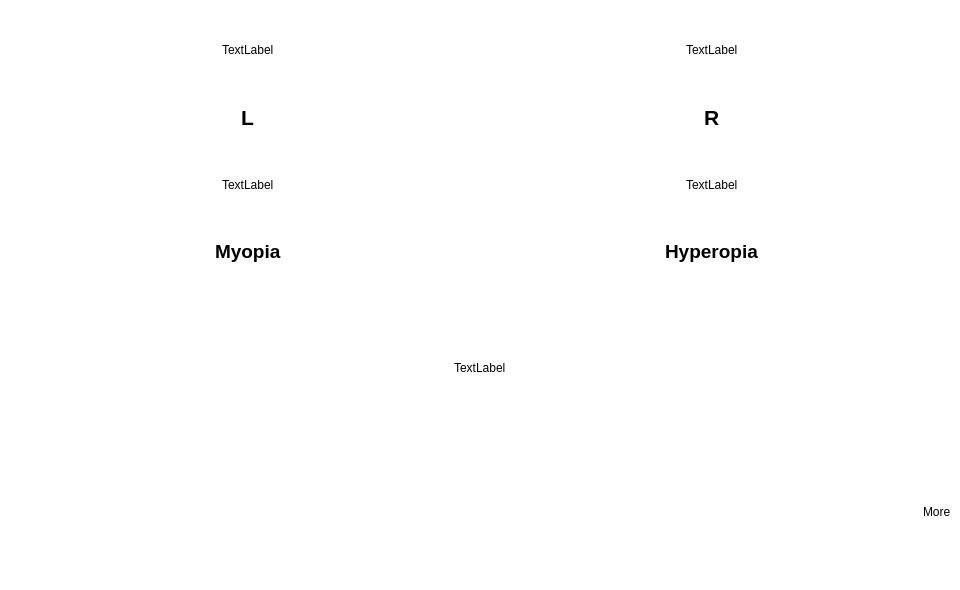
Qt form report.ui (09rohanchopra/CamTechHack-17) before a commit.
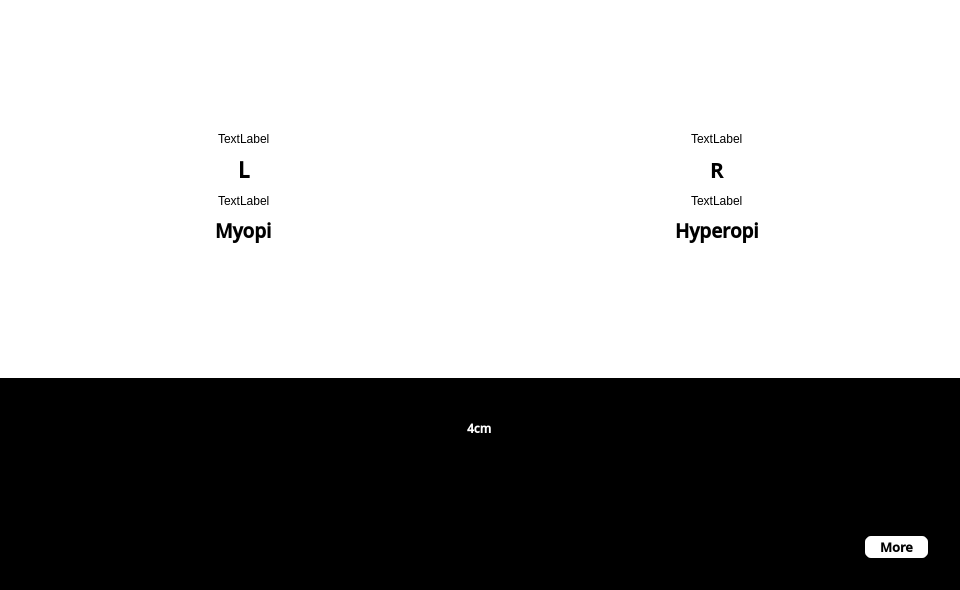
The same form after that commit.

Diff of the .ui file:
```diff
--- a/report.ui
+++ b/report.ui
@@ -19,25 +19,96 @@
   </property>
   <widget class="QWidget" name="centralwidget">
    <layout class="QVBoxLayout" name="verticalLayout">
+    <property name="margin">
+     <number>0</number>
+    </property>
     <item>
      <layout class="QHBoxLayout" name="horizontalLayout">
       <property name="margin">
        <number>10</number>
       </property>
       <item>
+       <widget class="QFrame" name="frame">
+        <property name="sizePolicy">
+         <sizepolicy hsizetype="Preferred" vsizetype="Preferred">
+          <horstretch>0</horstretch>
+          <verstretch>0</verstretch>
+         </sizepolicy>
+        </property>
        <layout class="QVBoxLayout" name="verticalLayout_5">
-        <item alignment="Qt::AlignHCenter">
-         <widget class="QLabel" name="label_2">
+         <property name="margin">
+          <number>20</number>
+         </property>
+         <item>
+          <spacer name="verticalSpacer_3">
+           <property name="orientation">
+            <enum>Qt::Vertical</enum>
+           </property>
+           <property name="sizeHint" stdset="0">
+            <size>
+             <width>20</width>
+             <height>40</height>
+            </size>
+           </property>
+          </spacer>
+         </item>
+         <item>
+          <layout class="QGridLayout" name="gridLayout">
+           <item row="0" column="1">
+            <widget class="QLabel" name="lEye">
           <property name="text">
            <string>TextLabel</string>
           </property>
          </widget>
         </item>
-        <item alignment="Qt::AlignHCenter">
+           <item row="0" column="0">
+            <spacer name="horizontalSpacer_2">
+             <property name="orientation">
+              <enum>Qt::Horizontal</enum>
+             </property>
+             <property name="sizeHint" stdset="0">
+              <size>
+               <width>40</width>
+               <height>20</height>
+              </size>
+             </property>
+            </spacer>
+           </item>
+           <item row="0" column="2">
+            <spacer name="horizontalSpacer_3">
+             <property name="orientation">
+              <enum>Qt::Horizontal</enum>
+             </property>
+             <property name="sizeHint" stdset="0">
+              <size>
+               <width>40</width>
+               <height>20</height>
+              </size>
+             </property>
+            </spacer>
+           </item>
+          </layout>
+         </item>
+         <item>
+          <layout class="QHBoxLayout" name="horizontalLayout_3">
+           <item>
+            <spacer name="horizontalSpacer_4">
+             <property name="orientation">
+              <enum>Qt::Horizontal</enum>
+             </property>
+             <property name="sizeHint" stdset="0">
+              <size>
+               <width>40</width>
+               <height>20</height>
+              </size>
+             </property>
+            </spacer>
+           </item>
+           <item>
          <widget class="QLabel" name="label_3">
           <property name="font">
            <font>
-            <family>MS Sans Serif</family>
+               <family>Open Sans Semibold</family>
             <pointsize>16</pointsize>
             <weight>75</weight>
             <bold>true</bold>
@@ -48,44 +119,201 @@
           </property>
          </widget>
         </item>
-        <item alignment="Qt::AlignHCenter">
-         <widget class="QLabel" name="label_4">
+           <item>
+            <spacer name="horizontalSpacer_5">
+             <property name="orientation">
+              <enum>Qt::Horizontal</enum>
+             </property>
+             <property name="sizeHint" stdset="0">
+              <size>
+               <width>40</width>
+               <height>20</height>
+              </size>
+             </property>
+            </spacer>
+           </item>
+          </layout>
+         </item>
+         <item>
+          <layout class="QHBoxLayout" name="horizontalLayout_4">
+           <item>
+            <spacer name="horizontalSpacer_6">
+             <property name="orientation">
+              <enum>Qt::Horizontal</enum>
+             </property>
+             <property name="sizeHint" stdset="0">
+              <size>
+               <width>40</width>
+               <height>20</height>
+              </size>
+             </property>
+            </spacer>
+           </item>
+           <item>
+            <widget class="QLabel" name="lImage">
           <property name="text">
            <string>TextLabel</string>
           </property>
          </widget>
         </item>
-        <item alignment="Qt::AlignHCenter">
-         <widget class="QLabel" name="label">
+           <item>
+            <spacer name="horizontalSpacer_7">
+             <property name="orientation">
+              <enum>Qt::Horizontal</enum>
+             </property>
+             <property name="sizeHint" stdset="0">
+              <size>
+               <width>40</width>
+               <height>20</height>
+              </size>
+             </property>
+            </spacer>
+           </item>
+          </layout>
+         </item>
+         <item>
+          <layout class="QHBoxLayout" name="horizontalLayout_5">
+           <item>
+            <spacer name="horizontalSpacer_8">
+             <property name="orientation">
+              <enum>Qt::Horizontal</enum>
+             </property>
+             <property name="sizeHint" stdset="0">
+              <size>
+               <width>40</width>
+               <height>20</height>
+              </size>
+             </property>
+            </spacer>
+           </item>
+           <item>
+            <widget class="QLabel" name="lLabel">
           <property name="font">
            <font>
-            <family>MS Sans Serif</family>
+               <family>Open Sans Semibold</family>
             <pointsize>14</pointsize>
             <weight>75</weight>
             <bold>true</bold>
            </font>
           </property>
           <property name="text">
-           <string>Myopia</string>
+              <string>Myopi</string>
           </property>
          </widget>
         </item>
+           <item>
+            <spacer name="horizontalSpacer_9">
+             <property name="orientation">
+              <enum>Qt::Horizontal</enum>
+             </property>
+             <property name="sizeHint" stdset="0">
+              <size>
+               <width>40</width>
+               <height>20</height>
+              </size>
+             </property>
+            </spacer>
+           </item>
        </layout>
       </item>
       <item>
+          <spacer name="verticalSpacer">
+           <property name="orientation">
+            <enum>Qt::Vertical</enum>
+           </property>
+           <property name="sizeHint" stdset="0">
+            <size>
+             <width>20</width>
+             <height>40</height>
+            </size>
+           </property>
+          </spacer>
+         </item>
+        </layout>
+       </widget>
+      </item>
+      <item>
+       <widget class="QFrame" name="frame">
+        <property name="sizePolicy">
+         <sizepolicy hsizetype="Preferred" vsizetype="Preferred">
+          <horstretch>0</horstretch>
+          <verstretch>0</verstretch>
+         </sizepolicy>
+        </property>
        <layout class="QVBoxLayout" name="verticalLayout_6">
-        <item alignment="Qt::AlignHCenter">
-         <widget class="QLabel" name="label_6">
+         <property name="margin">
+          <number>20</number>
+         </property>
+         <item>
+          <spacer name="verticalSpacer_4">
+           <property name="orientation">
+            <enum>Qt::Vertical</enum>
+           </property>
+           <property name="sizeHint" stdset="0">
+            <size>
+             <width>20</width>
+             <height>40</height>
+            </size>
+           </property>
+          </spacer>
+         </item>
+         <item>
+          <layout class="QGridLayout" name="gridLayout_3">
+           <item row="0" column="0">
+            <spacer name="horizontalSpacer_10">
+             <property name="orientation">
+              <enum>Qt::Horizontal</enum>
+             </property>
+             <property name="sizeHint" stdset="0">
+              <size>
+               <width>40</width>
+               <height>20</height>
+              </size>
+             </property>
+            </spacer>
+           </item>
+           <item row="0" column="1">
+            <widget class="QLabel" name="rEye">
           <property name="text">
            <string>TextLabel</string>
           </property>
          </widget>
         </item>
-        <item alignment="Qt::AlignHCenter">
+           <item row="0" column="2">
+            <spacer name="horizontalSpacer_11">
+             <property name="orientation">
+              <enum>Qt::Horizontal</enum>
+             </property>
+             <property name="sizeHint" stdset="0">
+              <size>
+               <width>40</width>
+               <height>20</height>
+              </size>
+             </property>
+            </spacer>
+           </item>
+          </layout>
+         </item>
+         <item>
+          <layout class="QHBoxLayout" name="horizontalLayout_6">
+           <item>
+            <spacer name="horizontalSpacer_12">
+             <property name="orientation">
+              <enum>Qt::Horizontal</enum>
+             </property>
+             <property name="sizeHint" stdset="0">
+              <size>
+               <width>40</width>
+               <height>20</height>
+              </size>
+             </property>
+            </spacer>
+           </item>
+           <item>
          <widget class="QLabel" name="label_8">
           <property name="font">
            <font>
-            <family>MS Sans Serif</family>
+               <family>Open Sans</family>
             <pointsize>16</pointsize>
             <weight>75</weight>
             <bold>true</bold>
@@ -96,49 +324,238 @@
           </property>
          </widget>
         </item>
-        <item alignment="Qt::AlignHCenter">
-         <widget class="QLabel" name="label_7">
+           <item>
+            <spacer name="horizontalSpacer_13">
+             <property name="orientation">
+              <enum>Qt::Horizontal</enum>
+             </property>
+             <property name="sizeHint" stdset="0">
+              <size>
+               <width>40</width>
+               <height>20</height>
+              </size>
+             </property>
+            </spacer>
+           </item>
+          </layout>
+         </item>
+         <item>
+          <layout class="QHBoxLayout" name="horizontalLayout_7">
+           <item>
+            <spacer name="horizontalSpacer_14">
+             <property name="orientation">
+              <enum>Qt::Horizontal</enum>
+             </property>
+             <property name="sizeHint" stdset="0">
+              <size>
+               <width>40</width>
+               <height>20</height>
+              </size>
+             </property>
+            </spacer>
+           </item>
+           <item>
+            <widget class="QLabel" name="rImage">
           <property name="text">
            <string>TextLabel</string>
           </property>
          </widget>
         </item>
-        <item alignment="Qt::AlignHCenter">
-         <widget class="QLabel" name="label_5">
+           <item>
+            <spacer name="horizontalSpacer_15">
+             <property name="orientation">
+              <enum>Qt::Horizontal</enum>
+             </property>
+             <property name="sizeHint" stdset="0">
+              <size>
+               <width>40</width>
+               <height>20</height>
+              </size>
+             </property>
+            </spacer>
+           </item>
+          </layout>
+         </item>
+         <item>
+          <layout class="QHBoxLayout" name="horizontalLayout_8">
+           <item>
+            <spacer name="horizontalSpacer_16">
+             <property name="orientation">
+              <enum>Qt::Horizontal</enum>
+             </property>
+             <property name="sizeHint" stdset="0">
+              <size>
+               <width>40</width>
+               <height>20</height>
+              </size>
+             </property>
+            </spacer>
+           </item>
+           <item>
+            <widget class="QLabel" name="rLabel">
           <property name="font">
            <font>
-            <family>MS Sans Serif</family>
+               <family>Open Sans Semibold</family>
             <pointsize>14</pointsize>
             <weight>75</weight>
             <bold>true</bold>
            </font>
           </property>
           <property name="text">
-           <string>Hyperopia</string>
+              <string>Hyperopi</string>
           </property>
          </widget>
         </item>
-       </layout>
-      </item>
-     </layout>
-    </item>
+           <item>
+            <spacer name="horizontalSpacer_17">
+             <property name="orientation">
+              <enum>Qt::Horizontal</enum>
+             </property>
+             <property name="sizeHint" stdset="0">
+              <size>
+               <width>40</width>
+               <height>20</height>
+              </size>
+             </property>
+            </spacer>
+           </item>
+          </layout>
+         </item>
+         <item>
+          <spacer name="verticalSpacer_2">
+           <property name="orientation">
+            <enum>Qt::Vertical</enum>
+           </property>
+           <property name="sizeHint" stdset="0">
+            <size>
+             <width>20</width>
+             <height>40</height>
+            </size>
+           </property>
+          </spacer>
+         </item>
+        </layout>
+       </widget>
+      </item>
+     </layout>
+    </item>
     <item>
+     <widget class="QFrame" name="frame">
+      <property name="styleSheet">
+       <string notr="true">background: #000;</string>
+      </property>
      <layout class="QVBoxLayout" name="verticalLayout_4">
-      <item alignment="Qt::AlignHCenter">
+       <property name="margin">
+        <number>0</number>
+       </property>
+       <item>
+        <layout class="QVBoxLayout" name="verticalLayout_3">
+         <property name="margin">
+          <number>20</number>
+         </property>
+         <item>
+          <layout class="QHBoxLayout" name="horizontalLayout_9">
+           <property name="margin">
+            <number>20</number>
+           </property>
+           <item>
+            <spacer name="horizontalSpacer_18">
+             <property name="orientation">
+              <enum>Qt::Horizontal</enum>
+             </property>
+             <property name="sizeHint" stdset="0">
+              <size>
+               <width>40</width>
+               <height>20</height>
+              </size>
+             </property>
+            </spacer>
+           </item>
+           <item>
        <widget class="QLabel" name="distanceLabel">
+             <property name="font">
+              <font>
+               <family>Open Sans Semibold</family>
+               <pointsize>9</pointsize>
+               <weight>75</weight>
+               <bold>true</bold>
+              </font>
+             </property>
+             <property name="autoFillBackground">
+              <bool>false</bool>
+             </property>
+             <property name="styleSheet">
+              <string notr="true">color: white;
+text-align:center;</string>
+             </property>
+             <property name="text">
+              <string>4cm</string>
+             </property>
+            </widget>
+           </item>
+           <item>
+            <spacer name="horizontalSpacer_19">
+             <property name="orientation">
+              <enum>Qt::Horizontal</enum>
+             </property>
+             <property name="sizeHint" stdset="0">
+              <size>
+               <width>40</width>
+               <height>20</height>
+              </size>
+             </property>
+            </spacer>
+           </item>
+          </layout>
+         </item>
+         <item>
+          <widget class="QLabel" name="lengthLabel">
         <property name="text">
          <string>TextLabel</string>
         </property>
        </widget>
       </item>
-      <item alignment="Qt::AlignRight">
-       <widget class="QLabel" name="moreLabel">
+        </layout>
+       </item>
+       <item>
+        <layout class="QHBoxLayout" name="horizontalLayout_2">
+         <item>
+          <spacer name="horizontalSpacer">
+           <property name="orientation">
+            <enum>Qt::Horizontal</enum>
+           </property>
+           <property name="sizeHint" stdset="0">
+            <size>
+             <width>40</width>
+             <height>20</height>
+            </size>
+           </property>
+          </spacer>
+         </item>
+         <item>
+          <widget class="QPushButton" name="moreButton">
+           <property name="font">
+            <font>
+             <family>Open Sans Semibold</family>
+             <pointsize>10</pointsize>
+             <weight>75</weight>
+             <bold>true</bold>
+            </font>
+           </property>
+           <property name="styleSheet">
+            <string notr="true">color:black;background:white;margin:30px;padding-right:15px;padding-left:15px;padding-top:2px;padding-bottom:2px;
+border: 2px solid black;
+border-radius: 8px;</string>
+           </property>
         <property name="text">
          <string>More</string>
         </property>
        </widget>
       </item>
      </layout>
+       </item>
+      </layout>
+     </widget>
     </item>
    </layout>
   </widget>
```
Lines whose indentation alone changed are shown as unchanged.
